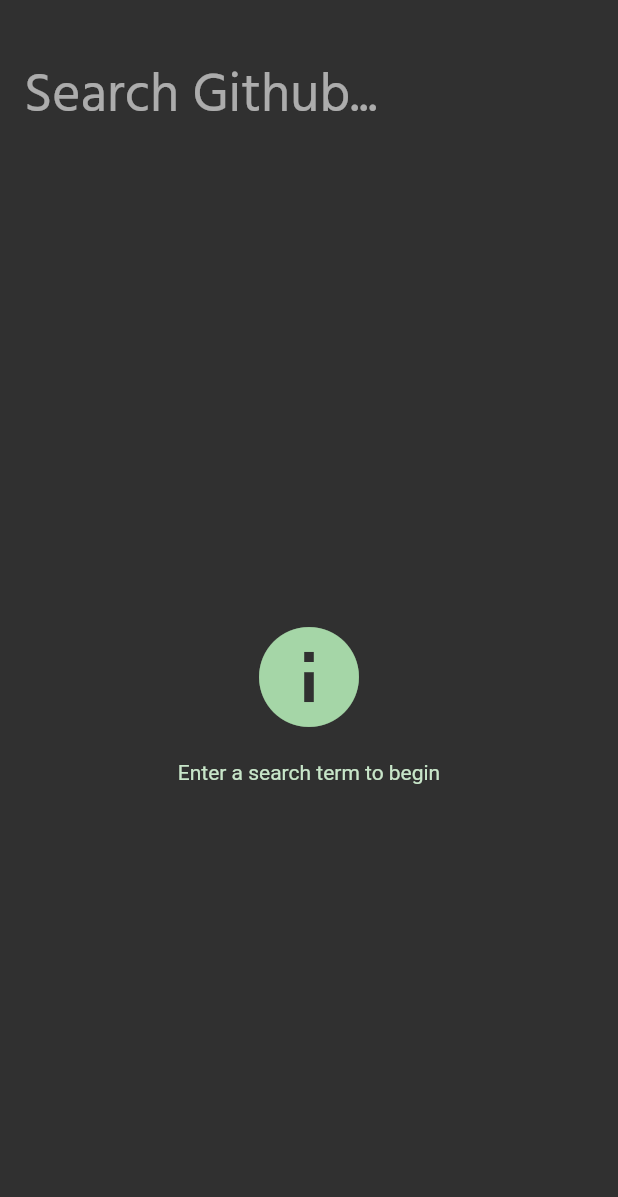
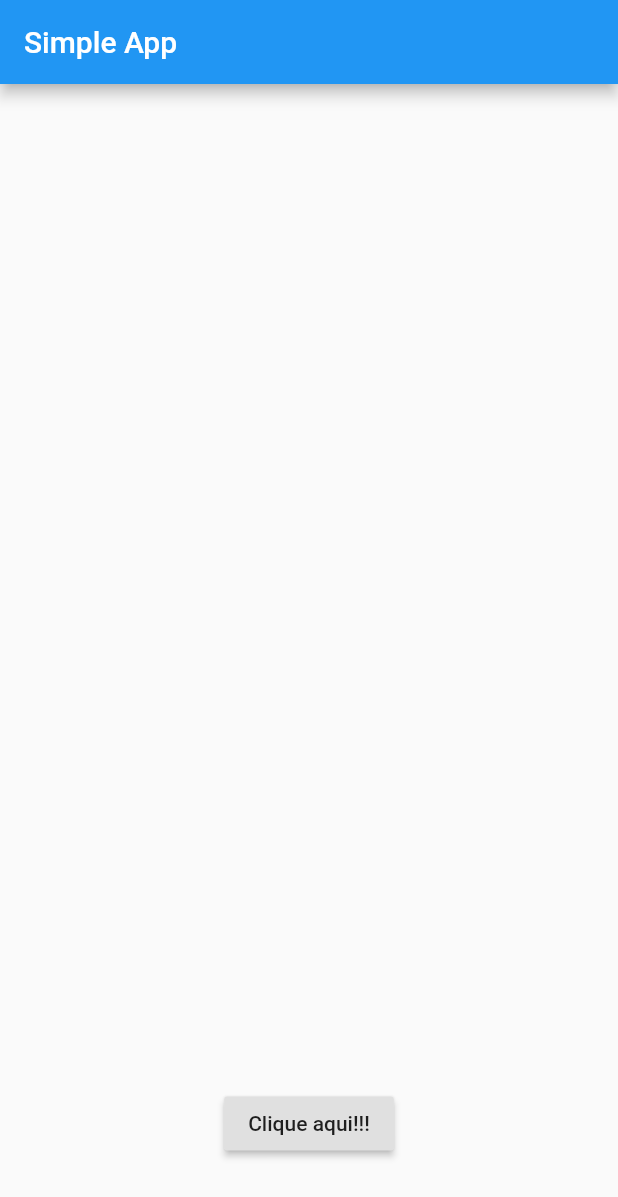
Before and after one commit to junior-alves/flutter_redux, a Flutter app: the screen it shows after launch, on a phone screen of 412 x 824 dp. Shown: the top 1197 px of the screen. Run offline on Flutter 3.47's test engine with Material 2 defaults, Android fonts, the phone set to English and light mode, and no system bars.

Commit message:
Novo projeto

```diff
--- /dev/null
+++ b/lib/app_screen.dart
@@ -0,0 +1,38 @@
+import 'package:flutter/cupertino.dart';
+import 'package:flutter/material.dart';
+
+class AppScreen extends StatelessWidget {
+  @override
+  Widget build(BuildContext context) {
+    return Scaffold(
+      appBar: AppBar(
+        title: Text("Simple App"),
+      ),
+      body: Flex(
+        direction: Axis.vertical,
+        children: <Widget>[
+          Expanded(
+            child: Center(
+              child: Container(
+                child: Visibility(
+                  visible: false,
+                  child: CircularProgressIndicator(),
+                ),
+              ),
+            ),
+          ),
+          Container(
+            width: double.infinity,
+            height: 150,
+            child: Center(
+              child: RaisedButton(
+                child: Text("Clique aqui!!!"),
+                onPressed: () {},
+              ),
+            ),
+          )
+        ],
+      ),
+    );
+  }
+}
--- a/lib/github_client.dart
+++ /dev/null
@@ -1,86 +0,0 @@
-import 'dart:async';
-import 'dart:convert';
-import 'dart:io';
-
-class GithubClient {
-  final String baseUrl;
-  final Map<String, SearchResult> cache;
-  final HttpClient client;
-
-  GithubClient({
-    HttpClient client,
-    Map<String, SearchResult> cache,
-    this.baseUrl = "https://api.github.com/search/repositories?q=",
-  })  : this.client = client ?? HttpClient(),
-        this.cache = cache ?? <String, SearchResult>{};
-
-  /// Search Github for repositories using the given term
-  Future<SearchResult> search(String term) async {
-    if (term.isEmpty) {
-      return SearchResult.noTerm();
-    } else if (cache.containsKey(term)) {
-      return cache[term];
-    } else {
-      final result = await _fetchResults(term);
-
-      cache[term] = result;
-
-      return result;
-    }
-  }
-
-  Future<SearchResult> _fetchResults(String term) async {
-    final request = await HttpClient().getUrl(Uri.parse("$baseUrl$term"));
-    final response = await request.close();
-    final results = json.decode(await response.transform(utf8.decoder).join());
-
-    return SearchResult.fromJson(results['items']);
-  }
-}
-
-enum SearchResultKind { noTerm, empty, populated }
-
-class SearchResult {
-  final SearchResultKind kind;
-  final List<SearchResultItem> items;
-
-  SearchResult(this.kind, this.items);
-
-  factory SearchResult.noTerm() =>
-      SearchResult(SearchResultKind.noTerm, <SearchResultItem>[]);
-
-  factory SearchResult.fromJson(dynamic json) {
-    final items = (json as List)
-        .cast<Map<String, Object>>()
-        .map((Map<String, Object> item) {
-      return SearchResultItem.fromJson(item);
-    }).toList();
-
-    return SearchResult(
-      items.isEmpty ? SearchResultKind.empty : SearchResultKind.populated,
-      items,
-    );
-  }
-
-  bool get isPopulated => kind == SearchResultKind.populated;
-
-  bool get isEmpty => kind == SearchResultKind.empty;
-
-  bool get isNoTerm => kind == SearchResultKind.noTerm;
-}
-
-class SearchResultItem {
-  final String fullName;
-  final String url;
-  final String avatarUrl;
-
-  SearchResultItem(this.fullName, this.url, this.avatarUrl);
-
-  factory SearchResultItem.fromJson(Map<String, Object> json) {
-    return SearchResultItem(
-      json['full_name'] as String,
-      json["html_url"] as String,
-      (json["owner"] as Map<String, Object>)["avatar_url"] as String,
-    );
-  }
-}
--- a/lib/main.dart
+++ b/lib/main.dart
@@ -1,50 +1,20 @@
 import 'package:flutter/material.dart';
-import 'package:flutter_redux/flutter_redux.dart';
-import 'package:flutterreduxtest/redux.dart';
-import 'package:flutterreduxtest/search_screen.dart';
-import 'package:redux/redux.dart';
-import 'package:redux_epics/redux_epics.dart';
-
-import 'github_client.dart';
+import 'package:flutterreduxtest/app_screen.dart';
 
 void main() {
-  final store = Store<SearchState>(
-    searchReducer,
-    initialState: SearchInitial(),
-    middleware: [
-      // The following middleware both achieve the same goal: Load search
-      // results from github in response to SearchActions.
-      //
-      // One is implemented as a normal middleware, the other is implemented as
-      // an epic for demonstration purposes.
-
-//        SearchMiddleware(GithubClient()),
-      EpicMiddleware<SearchState>(SearchEpic(GithubClient())),
-    ],
-  );
-
-  runApp(RxDartGithubSearchApp(
-    store: store,
-  ));
+  runApp(SimpleApp());
 }
 
-class RxDartGithubSearchApp extends StatelessWidget {
-  final Store<SearchState> store;
-
-  RxDartGithubSearchApp({Key key, this.store}) : super(key: key);
-
+class SimpleApp extends StatelessWidget {
   @override
   Widget build(BuildContext context) {
-    return StoreProvider<SearchState>(
-      store: store,
-      child: MaterialApp(
-        title: 'RxDart Github Search',
-        theme: ThemeData(
-          brightness: Brightness.dark,
-          primarySwatch: Colors.grey,
-        ),
-        home: SearchScreen(),
+    return MaterialApp(
+      title: 'Simple App Redux',
+      theme: ThemeData(
+        //brightness: Brightness.light,
+        primarySwatch: Colors.blue,
       ),
+      home: AppScreen(),
     );
   }
 }
--- a/lib/redux.dart
+++ /dev/null
@@ -1,149 +0,0 @@
-import 'dart:async';
-
-import 'package:async/async.dart';
-import 'package:redux/redux.dart';
-import 'package:redux_epics/redux_epics.dart';
-import 'package:rxdart/rxdart.dart';
-
-import 'github_client.dart';
-
-// The State represents the data the View requires. The View consumes a Stream
-// of States. The view rebuilds every time the Stream emits a State!
-//
-// The State Stream will emit States depending on the situation: The
-// initial state, loading states, the list of results, and any errors that
-// happen.
-//
-// The State Stream responds to input from the View by accepting a
-// Stream<String>. We call this Stream the onTextChanged "intent".
-abstract class SearchState {}
-
-class SearchInitial implements SearchState {}
-
-class SearchLoading implements SearchState {}
-
-class SearchEmpty implements SearchState {}
-
-class SearchPopulated implements SearchState {
-  final SearchResult result;
-
-  SearchPopulated(this.result);
-}
-
-class SearchError implements SearchState {}
-
-/// Actions
-class SearchAction {
-  final String term;
-
-  SearchAction(this.term);
-}
-
-class SearchLoadingAction {}
-
-class SearchErrorAction {}
-
-class SearchResultAction {
-  final SearchResult result;
-
-  SearchResultAction(this.result);
-}
-
-/// Reducer
-final searchReducer = combineReducers<SearchState>([
-  TypedReducer<SearchState, SearchLoadingAction>(_onLoad),
-  TypedReducer<SearchState, SearchErrorAction>(_onError),
-  TypedReducer<SearchState, SearchResultAction>(_onResult),
-]);
-
-SearchState _onLoad(SearchState state, SearchLoadingAction action) =>
-    SearchLoading();
-
-SearchState _onError(SearchState state, SearchErrorAction action) =>
-    SearchError();
-
-SearchState _onResult(SearchState state, SearchResultAction action) =>
-    action.result.items.isEmpty
-        ? SearchEmpty()
-        : SearchPopulated(action.result);
-
-/// The Search Middleware will listen for Search Actions and perform the search
-/// after the user stop typing for 250ms.
-///
-/// If a previous search was still loading, we will cancel the operation and
-/// fetch a set of results. This ensures only results for the latest search
-/// term are shown.
-class SearchMiddleware implements MiddlewareClass<SearchState> {
-  final GithubClient api;
-
-  Timer _timer;
-  CancelableOperation<Store<SearchState>> _operation;
-
-  SearchMiddleware(this.api);
-
-  @override
-  void call(Store<SearchState> store, dynamic action, NextDispatcher next) {
-    if (action is SearchAction) {
-      // Stop our previous debounce timer and search.
-      _timer?.cancel();
-      _operation?.cancel();
-
-      // Don't start searching until the user pauses for 250ms. This will stop
-      // us from over-fetching from our backend.
-      _timer = Timer(Duration(milliseconds: 250), () {
-        store.dispatch(SearchLoadingAction());
-
-        // Instead of a simple Future, we'll use a CancellableOperation from the
-        // `async` package. This will allow us to cancel the previous operation
-        // if a Search term comes in. This will prevent us from
-        // accidentally showing stale results.
-        _operation = CancelableOperation.fromFuture(api
-            .search(action.term)
-            .then((result) => store..dispatch(SearchResultAction(result)))
-            .catchError((e, s) => store..dispatch(SearchErrorAction())));
-      });
-    }
-
-    // Make sure to forward actions to the next middleware in the chain!
-    next(action);
-  }
-}
-
-/// The Search Epic provides the same functionality as the Search Middleware,
-/// but uses redux_epics and the RxDart package to perform the work. It will
-/// listen for Search Actions and perform the search after the user stop typing
-/// for 250ms.
-///
-/// If a previous search was still loading, we will cancel the operation and
-/// fetch a set of results. This ensures only results for the latest search
-/// term are shown.
-class SearchEpic implements EpicClass<SearchState> {
-  final GithubClient api;
-
-  SearchEpic(this.api);
-
-  @override
-  Stream<dynamic> call(Stream<dynamic> actions, EpicStore<SearchState> store) {
-    return Observable(actions)
-        // Narrow down to SearchAction actions
-        .ofType(TypeToken<SearchAction>())
-        // Don't start searching until the user pauses for 250ms
-        .debounce(Duration(milliseconds: 250))
-        // Cancel the previous search and start a one with switchMap
-        .switchMap((action) => _search(action.term));
-  }
-
-  // Use the async* function to make our lives easier
-  Stream<dynamic> _search(String term) async* {
-    // Dispatch a SearchLoadingAction to show a loading spinner
-    yield SearchLoadingAction();
-
-    try {
-      // If the api call is successful, dispatch the results for display
-      yield SearchResultAction(await api.search(term));
-    } catch (e) {
-      // If the search call fails, dispatch an error so we can show it
-      yield SearchErrorAction();
-    }
-  }
-}
--- a/lib/search_initial_view.dart
+++ /dev/null
@@ -1,27 +0,0 @@
-import 'package:flutter/material.dart';
-
-class SearchInitialView extends StatelessWidget {
-  SearchInitialView();
-
-  @override
-  Widget build(BuildContext context) {
-    return Container(
-      alignment: FractionalOffset.center,
-      child: Column(
-        mainAxisAlignment: MainAxisAlignment.center,
-        children: <Widget>[
-          Icon(Icons.info, color: Colors.green[200], size: 80.0),
-          Container(
-            padding: EdgeInsets.only(top: 16.0),
-            child: Text(
-              "Enter a search term to begin",
-              style: TextStyle(
-                color: Colors.green[100],
-              ),
-            ),
-          )
-        ],
-      ),
-    );
-  }
-}
--- a/lib/search_screen.dart
+++ /dev/null
@@ -1,74 +0,0 @@
-import 'package:flutter/material.dart';
-import 'package:flutter_redux/flutter_redux.dart';
-import 'redux.dart';
-import 'search_empty_view.dart';
-import 'search_error_view.dart';
-import 'search_initial_view.dart';
-import 'search_loading_view.dart';
-import 'search_result_view.dart';
-
-class SearchScreen extends StatelessWidget {
-  SearchScreen({Key key}) : super(key: key);
-
-  @override
-  Widget build(BuildContext context) {
-    return StoreConnector<SearchState, _SearchScreenViewModel>(
-      converter: (store) {
-        return _SearchScreenViewModel(
-          state: store.state,
-          onTextChanged: (term) => store.dispatch(SearchAction(term)),
-        );
-      },
-      builder: (BuildContext context, _SearchScreenViewModel vm) {
-        return Scaffold(
-          body: Flex(direction: Axis.vertical, children: <Widget>[
-            Container(
-              padding: EdgeInsets.fromLTRB(16.0, 24.0, 16.0, 4.0),
-              child: TextField(
-                decoration: InputDecoration(
-                  border: InputBorder.none,
-                  hintText: 'Search Github...',
-                ),
-                style: TextStyle(
-                  fontSize: 36.0,
-                  fontFamily: "Hind",
-                  decoration: TextDecoration.none,
-                ),
-                onChanged: vm.onTextChanged,
-              ),
-            ),
-            Expanded(
-              child: AnimatedSwitcher(
-                duration: Duration(milliseconds: 500),
-                child: _buildVisible(vm.state),
-              ),
-            )
-          ]),
-        );
-      },
-    );
-  }
-
-  Widget _buildVisible(SearchState state) {
-    if (state is SearchLoading) {
-      return SearchLoadingView();
-    } else if (state is SearchEmpty) {
-      return SearchEmptyView();
-    } else if (state is SearchPopulated) {
-      return SearchPopulatedView(state.result);
-    } else if (state is SearchInitial) {
-      return SearchInitialView();
-    } else if (state is SearchError) {
-      return SearchErrorWidget();
-    }
-
-    throw ArgumentError('No view for state: $state');
-  }
-}
-
-class _SearchScreenViewModel {
-  final SearchState state;
-  final void Function(String term) onTextChanged;
-
-  _SearchScreenViewModel({this.state, this.onTextChanged});
-}
```
Also changed, not shown: lib/search_empty_view.dart (deleted, +0 -29 lines), lib/search_error_view.dart (deleted, +0 -28 lines), lib/search_loading_view.dart (deleted, +0 -13 lines), lib/search_result_view.dart (deleted, +0 -145 lines), 7 other files.
